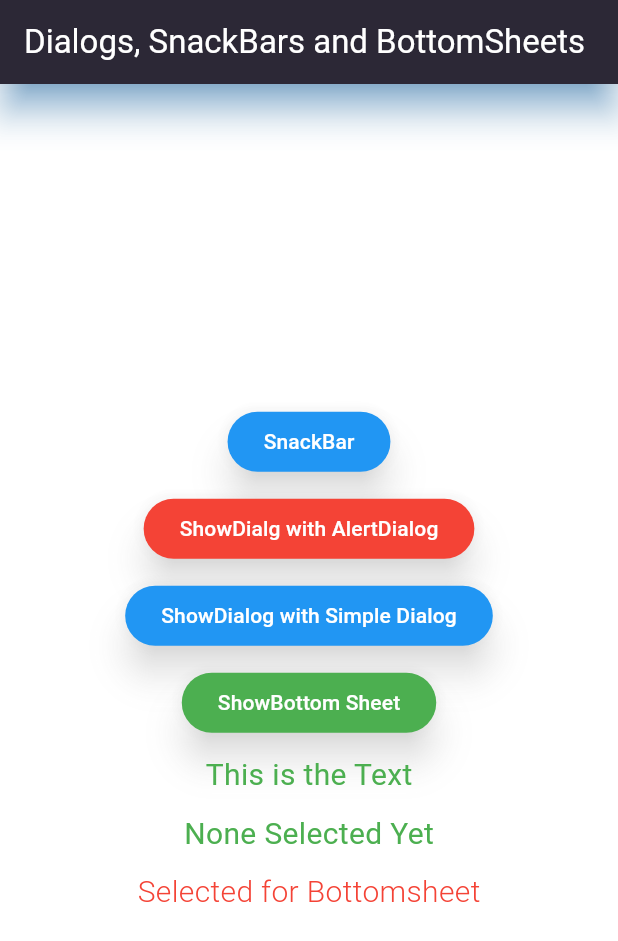
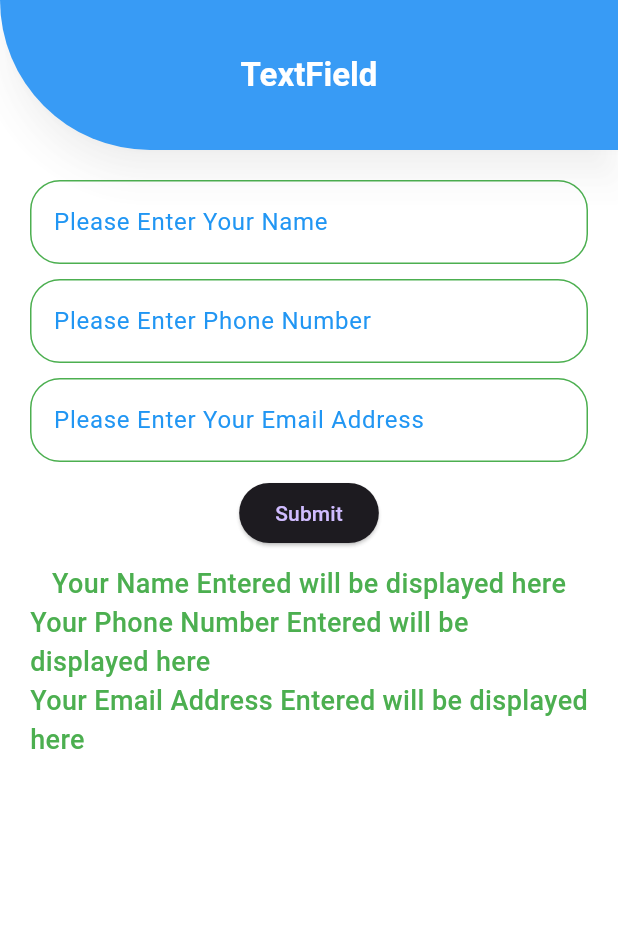
Before and after one commit to Adevictorolu/project_1, a Flutter app: the screen it shows after launch, on a phone screen of 412 x 824 dp. Shown: the top 941 px of the screen. Run offline on Flutter 3.47's test engine with Material 3 defaults, Android fonts, the phone set to English and light mode, and no system bars; our stand-ins replace gap; project files that could hold a hidden picture were left out.

Commit message:
Changes Added

```diff
--- a/lib/main.dart
+++ b/lib/main.dart
@@ -1,7 +1,7 @@
 import 'package:flutter/material.dart';
 import 'package:gap/gap.dart';
 import 'package:project_1/defaults/default.dart';
-import 'package:project_1/dialogs.dart';
+import 'package:project_1/textfield.dart';
 // import 'package:google_fonts/google_fonts.dart';
 
 void main() {
@@ -397,7 +397,7 @@ class MyApp extends StatelessWidget {
         primaryColor: Colors.white,
         scaffoldBackgroundColor: Colors.white60
       ),
-      home: const DialogScreen()
+      home: const TextfieldScreen()
     );
   }
 }
--- /dev/null
+++ b/lib/textfield.dart
@@ -0,0 +1,132 @@
+import 'package:flutter/material.dart';
+import 'package:gap/gap.dart';
+
+class TextfieldScreen extends StatefulWidget {
+  const TextfieldScreen({super.key});
+
+  @override
+  State<TextfieldScreen> createState() => _TextfieldScreenState();
+}
+
+class _TextfieldScreenState extends State<TextfieldScreen> {
+
+  String name = 'Your Name Entered will be displayed here';
+  String number = 'Your Phone Number Entered will be displayed here';
+  String email = 'Your Email Address Entered will be displayed here';
+
+  TextEditingController namedcontroller = TextEditingController();
+  TextEditingController numbercontroller = TextEditingController();
+  TextEditingController emailcontroller = TextEditingController();
+
+  @override
+  void initState() {
+    super.initState();
+  }
+
+  @override
+  void dispose() {
+    namedcontroller.dispose();
+    numbercontroller.dispose();
+    emailcontroller.dispose();
+    super.dispose();
+  }
+
+  @override
+  Widget build(BuildContext context) {
+    return Scaffold(
+      appBar: AppBar(
+        toolbarHeight: 100,
+        title: const Center(
+          child: Text('TextField', style: TextStyle(
+            color: Colors.white, fontSize: 22, fontWeight: FontWeight.w600
+          ),),
+        ),
+        elevation: 10,
+        shadowColor: Colors.black26,
+        backgroundColor: Colors.blue,
+        shape: const RoundedRectangleBorder(
+          borderRadius: BorderRadius.only(
+            bottomLeft: Radius.circular(160)
+          )
+        ),
+      ),
+      body: Center(
+        child: Padding(
+          padding: const EdgeInsets.all(20.0),
+          child: Column(
+            children: [
+            AppTextField(controller: namedcontroller, hint: 'Please Enter Your Name', inputType: TextInputType.name,),
+            const Gap(10),
+            AppTextField(controller: numbercontroller, hint: 'Please Enter Phone Number', inputType: TextInputType.phone,),
+            const Gap(10),
+            AppTextField(controller: emailcontroller, hint: 'Please Enter Your Email Address',
+            inputType: TextInputType.emailAddress,),
+            const Gap(10),
+            ElevatedButton(
+              onPressed: (){
+                setState(() {
+                  email = emailcontroller.text;
+                  number = numbercontroller.text;
+                  name = namedcontroller.text;
+                });
+              },
+              child: const Text('Submit')
+              ),
+            const Gap(10),
+            Text(name, style: const TextStyle(
+              color: Colors.green, fontSize: 18, fontWeight: FontWeight.w500,
+            ),),
+            Text(number, style: const TextStyle(
+              color: Colors.green, fontSize: 18, fontWeight: FontWeight.w500,
+            ),),
+            Text(email, style: const TextStyle(
+              color: Colors.green, fontSize: 18, fontWeight: FontWeight.w500,
+            ),),
+            ],
+          ),
+        ),
+      ),
+    );
+  }
+}
+
+class AppTextField extends StatelessWidget {
+  const AppTextField({
+    super.key,
+    required this.controller,
+    required this.hint,
+    required this.inputType,
+  });
+
+  final TextEditingController controller;
+  final String hint;
+  final TextInputType inputType;
+
+  @override
+  Widget build(BuildContext context) {
+    return TextField(
+      controller: controller,
+      keyboardType: inputType,
+      cursorColor: Colors.red,
+      style: const TextStyle(color: Colors.green),
+      textAlign: TextAlign.center,
+      decoration: InputDecoration(
+        focusedBorder: const OutlineInputBorder(
+          borderSide: BorderSide(color: Colors.red),
+          borderRadius: BorderRadius.all(Radius.circular(20))
+        ),
+        enabledBorder: const OutlineInputBorder(
+          borderRadius: BorderRadius.all(Radius.circular(20)),
+          borderSide: BorderSide(color: Colors.green)
+        ),
+        fillColor: Colors.green,
+        focusColor: Colors.amber,
+        border: const OutlineInputBorder(
+          borderSide: BorderSide(width: 10, color: Colors.green),
+          borderRadius: BorderRadius.all(Radius.circular(10))),
+        labelText: hint,
+        labelStyle: const TextStyle(color: Colors.blue)
+      ),
+    );
+  }
+}
```
